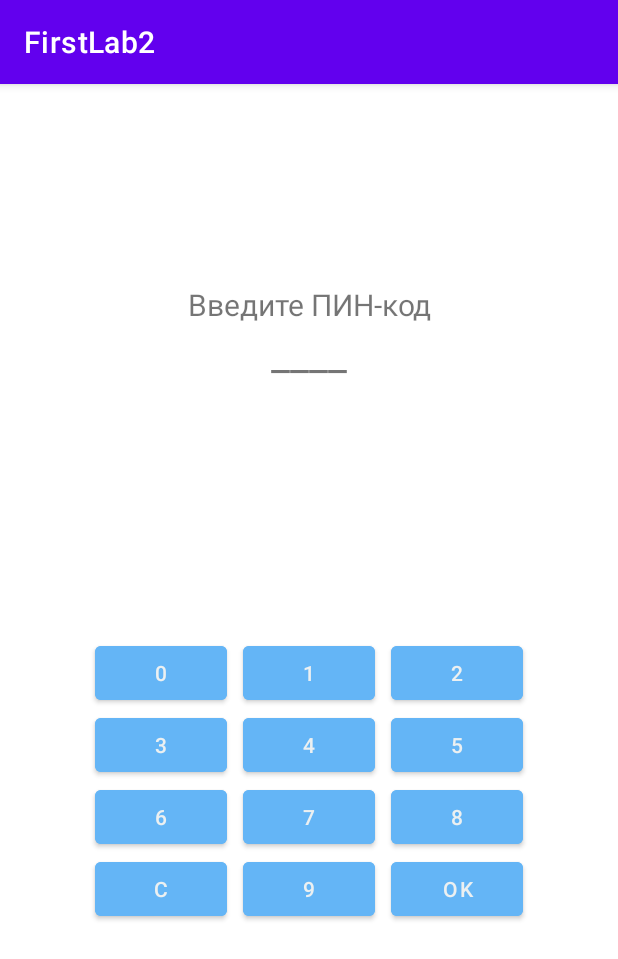
After one commit to Ritastrophic/RPO-labs, an Android app: the PinpadActivity screen opened directly, with no data from a screen before it, on a phone screen of 412 x 824 dp. The commit adds this screen. Shown: the top 959 px of the screen. Run offline under Robolectric (Android 15) with nearby library versions, the phone set to English and light mode, and no system bars; 2 statements that could not run were skipped.

Commit message:
Добавлена вторая лабораторная работа

```diff
--- a/FirstLab2/app/build.gradle.kts
+++ b/FirstLab2/app/build.gradle.kts
@@ -59,4 +59,5 @@
     testImplementation(libs.junit)
     androidTestImplementation(libs.ext.junit)
     androidTestImplementation(libs.espresso.core)
+    implementation("commons-codec:commons-codec:1.15")
 }
--- a/FirstLab2/app/src/main/AndroidManifest.xml
+++ b/FirstLab2/app/src/main/AndroidManifest.xml
@@ -21,6 +21,8 @@
                 <category android:name="android.intent.category.LAUNCHER" />
             </intent-filter>
         </activity>
+        <activity android:name=".PinpadActivity"
+            android:exported="false"/>
     </application>
 
 </manifest>
--- /dev/null
+++ b/FirstLab2/app/src/main/java/ru/iu3/firstlab2/PinpadActivity.java
@@ -0,0 +1,68 @@
+package ru.iu3.firstlab2;
+import androidx.appcompat.app.AppCompatActivity;
+
+import android.content.Intent;
+import android.os.Bundle;
+import android.widget.Button;
+import android.widget.TextView;
+import android.view.View;
+
+public class PinpadActivity extends AppCompatActivity {
+    TextView tvPin;
+    String pin = "";
+    final int MAX_KEYS = 10;
+
+    @Override
+    protected void onCreate(Bundle savedInstanceState) {
+        super.onCreate(savedInstanceState);
+        setContentView(R.layout.activity_pinpad);
+
+        tvPin = findViewById(R.id.txtPin);
+
+        ShuffleKeys();
+
+        findViewById(R.id.btnReset).setOnClickListener((View) -> {
+            pin = "";
+            tvPin.setText("");
+        });
+
+        findViewById(R.id.btnOK).setOnClickListener((View) -> {
+            Intent it = new Intent();
+            it.putExtra("pin", pin);
+            setResult(RESULT_OK, it);
+            finish();
+        });
+    }
+
+    public void keyClick(View v) {
+        String key = ((TextView) v).getText().toString();
+        int sz = pin.length();
+        if (sz < 4) {
+            pin += key;
+            tvPin.setText("****".substring(3 - sz));
+        }
+    }
+
+    protected void ShuffleKeys() {
+        Button keys[] = new Button[]{
+                findViewById(R.id.btnKey0),
+                findViewById(R.id.btnKey1),
+                findViewById(R.id.btnKey2),
+                findViewById(R.id.btnKey3),
+                findViewById(R.id.btnKey4),
+                findViewById(R.id.btnKey5),
+                findViewById(R.id.btnKey6),
+                findViewById(R.id.btnKey7),
+                findViewById(R.id.btnKey8),
+                findViewById(R.id.btnKey9),
+        };
+
+        byte[] rnd = MainActivity.randomBytes(MAX_KEYS);
+        for (int i = 0; i < MAX_KEYS; i++) {
+            int idx = (rnd[i] & 0xFF) % 10;
+            CharSequence txt = keys[idx].getText();
+            keys[idx].setText(keys[i].getText());
+            keys[i].setText(txt);
+        }
+    }
+}
--- /dev/null
+++ b/FirstLab2/app/src/main/res/layout/activity_pinpad.xml
@@ -0,0 +1,50 @@
+<?xml version="1.0" encoding="utf-8" ?>
+<androidx.constraintlayout.widget.ConstraintLayout xmlns:android="http://schemas.android.com/apk/res/android"
+    xmlns:app="http://schemas.android.com/apk/res-auto"
+    xmlns:tools="http://schemas.android.com/tools"
+    android:layout_width="match_parent"
+    android:layout_height="match_parent"
+    tools:context=".PinpadActivity">
+    <LinearLayout android:layout_width="match_parent"
+        android:layout_height="match_parent"
+        android:orientation="vertical">
+        <TextView android:text=""
+            android:textSize="100dp"
+            android:textAlignment="center"
+            android:layout_width="match_parent"
+            android:layout_height="wrap_content" />
+        <TextView android:text="Введите ПИН-код"
+            android:textSize="20dp"
+            android:textAlignment="center"
+            android:layout_width="match_parent"
+            android:layout_height="wrap_content" />
+
+        <TextView
+            android:id="@+id/txtPin"
+            android:layout_width="match_parent"
+            android:layout_height="wrap_content"
+            android:text="____"
+            android:textAlignment="center"
+            android:textSize="28dp" />
+
+        <GridLayout android:layout_width="wrap_content"
+            android:layout_height="wrap_content"
+            android:layout_gravity="center"
+            android:orientation="horizontal"
+            android:layout_marginTop="170dp"
+            android:columnCount="3">
+            <Button android:id="@+id/btnKey1" android:text="1" android:onClick="keyClick" style="@style/PadButton" />
+            <Button android:id="@+id/btnKey2" android:text="2" android:onClick="keyClick" style="@style/PadButton" />
+            <Button android:id="@+id/btnKey3" android:text="3" android:onClick="keyClick" style="@style/PadButton" />
+            <Button android:id="@+id/btnKey4" android:text="4" android:onClick="keyClick" style="@style/PadButton" />
+            <Button android:id="@+id/btnKey5" android:text="5" android:onClick="keyClick" style="@style/PadButton" />
+            <Button android:id="@+id/btnKey6" android:text="6" android:onClick="keyClick" style="@style/PadButton" />
+            <Button android:id="@+id/btnKey7" android:text="7" android:onClick="keyClick" style="@style/PadButton" />
+            <Button android:id="@+id/btnKey8" android:text="8" android:onClick="keyClick" style="@style/PadButton" />
+            <Button android:id="@+id/btnKey9" android:text="9" android:onClick="keyClick" style="@style/PadButton" />
+            <Button android:id="@+id/btnReset" android:text="C" android:onClick="keyClick" style="@style/PadButton" />
+            <Button android:id="@+id/btnKey0" android:text="0" android:onClick="keyClick" style="@style/PadButton" />
+            <Button android:id="@+id/btnOK" android:text="OK" android:onClick="keyClick" style="@style/PadButton" />
+        </GridLayout>
+    </LinearLayout>
+</androidx.constraintlayout.widget.ConstraintLayout>
--- a/FirstLab2/app/src/main/res/values/themes.xml
+++ b/FirstLab2/app/src/main/res/values/themes.xml
@@ -13,4 +13,10 @@
         <item name="android:statusBarColor">?attr/colorPrimaryVariant</item>
         <!-- Customize your theme here. -->
     </style>
+    <style name="PadButton">
+        <item name="android:textColor" >#ecf0f1</item>
+        <item name="android:layout_marginRight" >5dp</item>
+        <item name="android:layout_marginLeft" >5dp</item>
+        <item name="android:backgroundTint" >#64b5f6</item>
+    </style>
 </resources>
```
Also changed, not shown: FirstLab2/app/src/main/java/ru/iu3/firstlab2/MainActivity.java (+59 -22 lines), FirstLab2/app/src/main/res/layout/activity_main.xml (+9 -0 lines).
